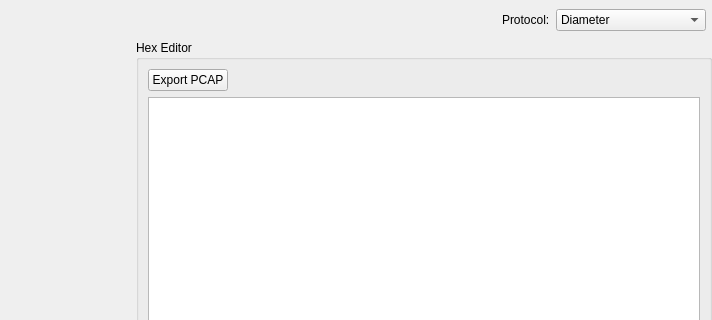
The window that src/ui/widgets/PacketEditorModuleWidget.ui (saman-aba/Boar) describes before a commit, drawn with Qt 5; both pictures show x 388 to 1100 and y 0 to 320 of the 1100 by 850 pixel window.
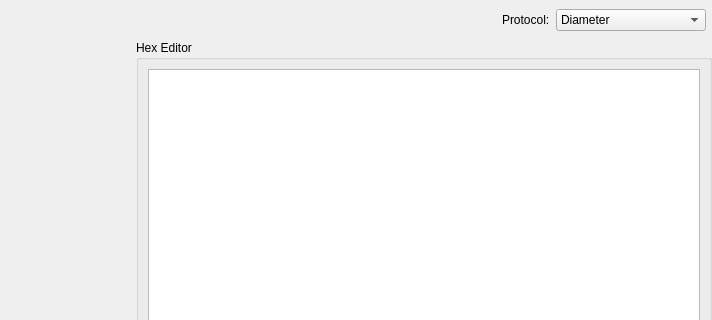
The same window after the commit.

Patch:
```diff
--- a/src/ui/widgets/PacketEditorModuleWidget.ui
+++ b/src/ui/widgets/PacketEditorModuleWidget.ui
@@ -144,33 +144,6 @@
        <string>Hex Editor</string>
       </property>
       <layout class="QVBoxLayout" name="hexLayout">
-       <item>
-        <layout class="QHBoxLayout" name="hexToolbarLayout">
-         <item>
-          <widget class="QPushButton" name="btnExportPcap">
-           <property name="text">
-            <string>Export PCAP</string>
-           </property>
-          </widget>
-         </item>
-         <item>
-          <spacer name="hexToolbarSpacer">
-           <property name="orientation">
-            <enum>Qt::Orientation::Horizontal</enum>
-           </property>
-           <property name="sizeType">
-            <enum>QSizePolicy::Policy::Expanding</enum>
-           </property>
-           <property name="sizeHint" stdset="0">
-            <size>
-             <width>0</width>
-             <height>0</height>
-            </size>
-           </property>
-          </spacer>
-         </item>
-        </layout>
-       </item>
        <item>
         <widget class="QTableWidget" name="tableHexEditor">
          <property name="sizePolicy">
```
Left out of the diff: 2 changed lines with no effect on the pictures.
